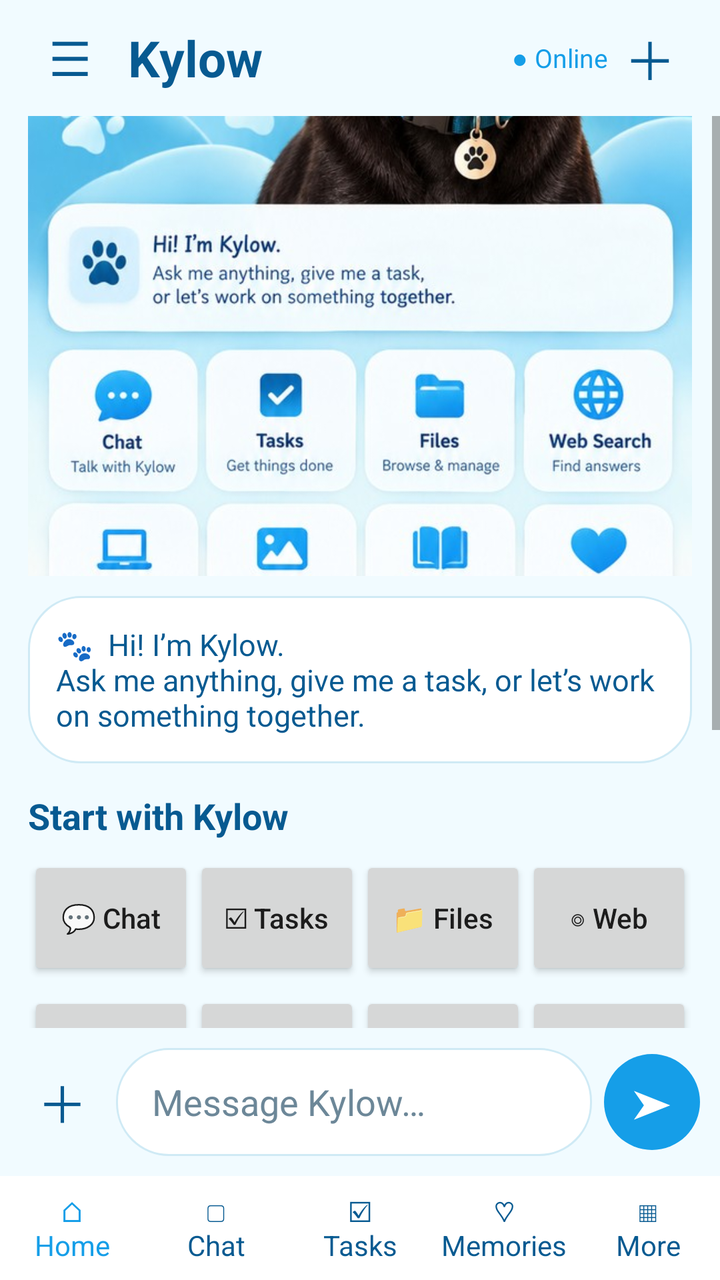
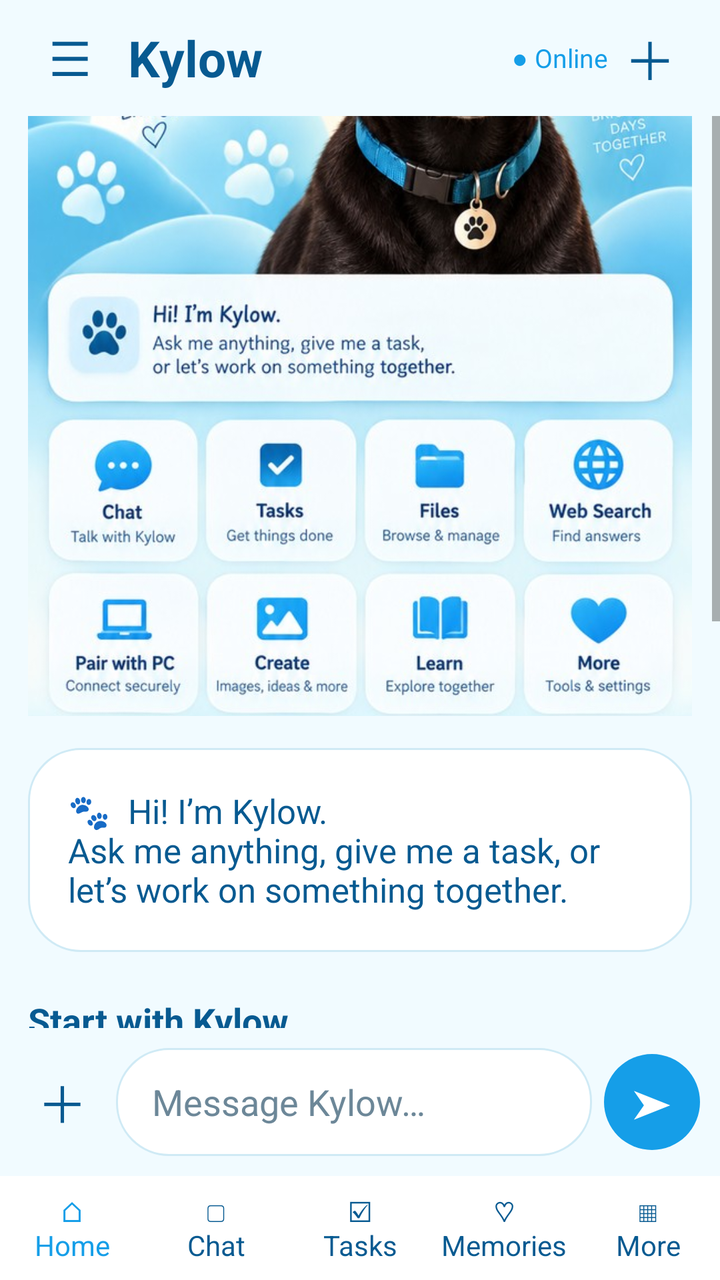

Compare the two renders of this Android layout. The source of the first and the diff that turns it into the second are given below.
<!-- AndroidManifest.xml: application theme Theme.Kylow -->
<!-- res/layout/activity_main.xml -->
<LinearLayout xmlns:android="http://schemas.android.com/apk/res/android" android:id="@+id/rootLayout" android:layout_width="match_parent" android:layout_height="match_parent" android:orientation="vertical" android:background="@color/kylow_soft">
<LinearLayout android:layout_width="match_parent" android:layout_height="58dp" android:gravity="center_vertical" android:paddingHorizontal="14dp"><TextView android:id="@+id/menuButton" android:layout_width="42dp" android:layout_height="42dp" android:gravity="center" android:text="☰" android:textSize="24sp" android:textColor="@color/kylow_ink"/><TextView android:layout_width="0dp" android:layout_height="wrap_content" android:layout_weight="1" android:text="Kylow" android:textSize="25sp" android:textStyle="bold" android:textColor="@color/kylow_ink" android:paddingStart="8dp"/><TextView android:id="@+id/status" android:layout_width="wrap_content" android:layout_height="wrap_content" android:text="● Online" android:textSize="13sp" android:textColor="@color/kylow_blue"/><TextView android:id="@+id/newChatButton" android:layout_width="42dp" android:layout_height="42dp" android:gravity="center" android:text="＋" android:textSize="26sp" android:textColor="@color/kylow_ink"/></LinearLayout>
<ScrollView android:id="@+id/chatScroll" android:layout_width="match_parent" android:layout_height="0dp" android:layout_weight="1" android:fillViewport="true"><LinearLayout android:layout_width="match_parent" android:layout_height="wrap_content" android:orientation="vertical" android:paddingHorizontal="14dp"><LinearLayout android:id="@+id/welcomePanel" android:layout_width="match_parent" android:layout_height="wrap_content" android:orientation="vertical">
<ImageView android:layout_width="match_parent" android:layout_height="230dp" android:scaleType="centerCrop" android:src="@drawable/kylow_ui_600" android:contentDescription="Kylow approved artwork"/>
<TextView android:layout_width="match_parent" android:layout_height="wrap_content" android:layout_marginTop="10dp" android:background="@drawable/kylow_composer" android:padding="14dp" android:text="🐾  Hi! I’m Kylow.\nAsk me anything, give me a task, or let’s work on something together." android:textColor="@color/kylow_ink" android:textSize="15sp"/>
<TextView android:layout_width="match_parent" android:layout_height="wrap_content" android:layout_marginTop="14dp" android:text="Start with Kylow" android:textStyle="bold" android:textSize="18sp" android:textColor="@color/kylow_ink"/>
<LinearLayout android:layout_width="match_parent" android:layout_height="wrap_content" android:orientation="horizontal" android:layout_marginTop="8dp"><Button android:id="@+id/chatHomeButton" android:layout_width="0dp" android:layout_height="62dp" android:layout_weight="1" android:text="💬 Chat" android:textAllCaps="false"/><Button android:id="@+id/tasksHomeButton" android:layout_width="0dp" android:layout_height="62dp" android:layout_weight="1" android:text="☑ Tasks" android:textAllCaps="false"/><Button android:id="@+id/filesHomeButton" android:layout_width="0dp" android:layout_height="62dp" android:layout_weight="1" android:text="📁 Files" android:textAllCaps="false"/><Button android:id="@+id/webHomeButton" android:layout_width="0dp" android:layout_height="62dp" android:layout_weight="1" android:text="◎ Web" android:textAllCaps="false"/></LinearLayout>
<LinearLayout android:layout_width="match_parent" android:layout_height="wrap_content" android:orientation="horizontal" android:layout_marginTop="6dp"><Button android:id="@+id/pcHomeButton" android:layout_width="0dp" android:layout_height="58dp" android:layout_weight="1" android:text="▣ PC" android:textAllCaps="false"/><Button android:id="@+id/createHomeButton" android:layout_width="0dp" android:layout_height="58dp" android:layout_weight="1" android:text="▧ Create" android:textAllCaps="false"/><Button android:id="@+id/learnHomeButton" android:layout_width="0dp" android:layout_height="58dp" android:layout_weight="1" android:text="▤ Learn" android:textAllCaps="false"/><Button android:id="@+id/moreHomeButton" android:layout_width="0dp" android:layout_height="58dp" android:layout_weight="1" android:text="⚙ More" android:textAllCaps="false"/></LinearLayout>
<TextView android:layout_width="match_parent" android:layout_height="wrap_content" android:layout_marginTop="14dp" android:text="Quick Actions" android:textStyle="bold" android:textSize="18sp" android:textColor="@color/kylow_ink"/>
<LinearLayout android:layout_width="match_parent" android:layout_height="wrap_content" android:orientation="horizontal" android:layout_marginTop="6dp"><Button android:id="@+id/canDoButton" android:layout_width="0dp" android:layout_height="48dp" android:layout_weight="1" android:text="What can you do?" android:textAllCaps="false"/><Button android:id="@+id/planButton" android:layout_width="0dp" android:layout_height="48dp" android:layout_weight="1" android:text="Help me plan" android:textAllCaps="false"/><Button android:id="@+id/imageButton" android:layout_width="0dp" android:layout_height="48dp" android:layout_weight="1" android:text="Create image" android:textAllCaps="false"/></LinearLayout>
<TextView android:layout_width="match_parent" android:layout_height="wrap_content" android:gravity="center" android:paddingVertical="16dp" android:text="Good People. Better Days. ♡     v0.8.0" android:textColor="@color/kylow_ink" android:textSize="13sp"/>
</LinearLayout><TextView android:id="@+id/chatText" android:layout_width="match_parent" android:layout_height="wrap_content" android:padding="8dp" android:textColor="@color/kylow_ink" android:textSize="17sp" android:lineSpacingExtra="6dp"/></LinearLayout></ScrollView>
<LinearLayout android:id="@+id/toolBar" android:layout_width="match_parent" android:layout_height="wrap_content" android:visibility="gone" android:orientation="horizontal" android:paddingHorizontal="14dp"><Button android:id="@+id/filesButton" android:layout_width="0dp" android:layout_height="44dp" android:layout_weight="1" android:text="Files" android:textAllCaps="false"/><Button android:id="@+id/webButton" android:layout_width="0dp" android:layout_height="44dp" android:layout_weight="1" android:text="Web" android:textAllCaps="false"/><Button android:id="@+id/tasksButton" android:layout_width="0dp" android:layout_height="44dp" android:layout_weight="1" android:text="Tasks" android:textAllCaps="false"/></LinearLayout>
<LinearLayout android:layout_width="match_parent" android:layout_height="wrap_content" android:gravity="center_vertical" android:padding="10dp"><TextView android:id="@+id/toolsButton" android:layout_width="42dp" android:layout_height="52dp" android:gravity="center" android:text="＋" android:textSize="25sp" android:textColor="@color/kylow_ink"/><EditText android:id="@+id/messageInput" android:layout_width="0dp" android:layout_height="wrap_content" android:minHeight="54dp" android:maxHeight="130dp" android:layout_weight="1" android:layout_marginHorizontal="6dp" android:hint="Message Kylow…" android:textColor="@color/kylow_ink" android:textColorHint="@color/kylow_muted" android:background="@drawable/kylow_composer" android:inputType="textCapSentences|textMultiLine" android:paddingHorizontal="18dp"/><TextView android:id="@+id/sendButton" android:layout_width="48dp" android:layout_height="48dp" android:gravity="center" android:background="@drawable/kylow_send" android:text="➤" android:textSize="20sp" android:textColor="@color/kylow_white"/></LinearLayout>
<LinearLayout android:layout_width="match_parent" android:layout_height="52dp" android:gravity="center" android:orientation="horizontal" android:background="@color/kylow_white"><TextView android:layout_width="0dp" android:layout_height="match_parent" android:layout_weight="1" android:gravity="center" android:text="⌂\nHome" android:textColor="@color/kylow_blue"/><TextView android:layout_width="0dp" android:layout_height="match_parent" android:layout_weight="1" android:gravity="center" android:text="▢\nChat" android:textColor="@color/kylow_ink"/><TextView android:layout_width="0dp" android:layout_height="match_parent" android:layout_weight="1" android:gravity="center" android:text="☑\nTasks" android:textColor="@color/kylow_ink"/><TextView android:layout_width="0dp" android:layout_height="match_parent" android:layout_weight="1" android:gravity="center" android:text="♡\nMemories" android:textColor="@color/kylow_ink"/><TextView android:layout_width="0dp" android:layout_height="match_parent" android:layout_weight="1" android:gravity="center" android:text="▦\nMore" android:textColor="@color/kylow_ink"/></LinearLayout>
</LinearLayout>
<!-- resources referenced by this layout -->
<resources>
  <color name="kylow_blue">#159EE8</color>
  <color name="kylow_ink">#075A91</color>
  <color name="kylow_muted">#6C8798</color>
  <color name="kylow_soft">#F1FBFF</color>
  <color name="kylow_white">#FFFFFF</color>
  <!-- drawable kylow_composer (drawable) -->
  <shape xmlns:android="http://schemas.android.com/apk/res/android" android:shape="rectangle"><solid android:color="@color/kylow_white"/><corners android:radius="26dp"/><stroke android:width="1dp" android:color="@color/kylow_border"/></shape>
  <!-- drawable kylow_send (drawable) -->
  <shape xmlns:android="http://schemas.android.com/apk/res/android" android:shape="oval"><solid android:color="@color/kylow_blue"/></shape>
  <!-- drawable kylow_ui_600: jpg bitmap (drawable-nodpi, 156897 bytes) -->
  <style name="Theme.Kylow" parent="Theme.AppCompat.DayNight.NoActionBar" />
  <color name="kylow_border">#CFEAF5</color>
</resources>

<!-- the commit's change to res/layout/activity_main.xml (unified diff, before → after) -->
@@ -1,14 +1,14 @@
 <LinearLayout xmlns:android="http://schemas.android.com/apk/res/android" android:id="@+id/rootLayout" android:layout_width="match_parent" android:layout_height="match_parent" android:orientation="vertical" android:background="@color/kylow_soft">
 <LinearLayout android:layout_width="match_parent" android:layout_height="58dp" android:gravity="center_vertical" android:paddingHorizontal="14dp"><TextView android:id="@+id/menuButton" android:layout_width="42dp" android:layout_height="42dp" android:gravity="center" android:text="☰" android:textSize="24sp" android:textColor="@color/kylow_ink"/><TextView android:layout_width="0dp" android:layout_height="wrap_content" android:layout_weight="1" android:text="Kylow" android:textSize="25sp" android:textStyle="bold" android:textColor="@color/kylow_ink" android:paddingStart="8dp"/><TextView android:id="@+id/status" android:layout_width="wrap_content" android:layout_height="wrap_content" android:text="● Online" android:textSize="13sp" android:textColor="@color/kylow_blue"/><TextView android:id="@+id/newChatButton" android:layout_width="42dp" android:layout_height="42dp" android:gravity="center" android:text="＋" android:textSize="26sp" android:textColor="@color/kylow_ink"/></LinearLayout>
 <ScrollView android:id="@+id/chatScroll" android:layout_width="match_parent" android:layout_height="0dp" android:layout_weight="1" android:fillViewport="true"><LinearLayout android:layout_width="match_parent" android:layout_height="wrap_content" android:orientation="vertical" android:paddingHorizontal="14dp"><LinearLayout android:id="@+id/welcomePanel" android:layout_width="match_parent" android:layout_height="wrap_content" android:orientation="vertical">
-<ImageView android:layout_width="match_parent" android:layout_height="230dp" android:scaleType="centerCrop" android:src="@drawable/kylow_ui_600" android:contentDescription="Kylow approved artwork"/>
-<TextView android:layout_width="match_parent" android:layout_height="wrap_content" android:layout_marginTop="10dp" android:background="@drawable/kylow_composer" android:padding="14dp" android:text="🐾  Hi! I’m Kylow.\nAsk me anything, give me a task, or let’s work on something together." android:textColor="@color/kylow_ink" android:textSize="15sp"/>
-<TextView android:layout_width="match_parent" android:layout_height="wrap_content" android:layout_marginTop="14dp" android:text="Start with Kylow" android:textStyle="bold" android:textSize="18sp" android:textColor="@color/kylow_ink"/>
-<LinearLayout android:layout_width="match_parent" android:layout_height="wrap_content" android:orientation="horizontal" android:layout_marginTop="8dp"><Button android:id="@+id/chatHomeButton" android:layout_width="0dp" android:layout_height="62dp" android:layout_weight="1" android:text="💬 Chat" android:textAllCaps="false"/><Button android:id="@+id/tasksHomeButton" android:layout_width="0dp" android:layout_height="62dp" android:layout_weight="1" android:text="☑ Tasks" android:textAllCaps="false"/><Button android:id="@+id/filesHomeButton" android:layout_width="0dp" android:layout_height="62dp" android:layout_weight="1" android:text="📁 Files" android:textAllCaps="false"/><Button android:id="@+id/webHomeButton" android:layout_width="0dp" android:layout_height="62dp" android:layout_weight="1" android:text="◎ Web" android:textAllCaps="false"/></LinearLayout>
-<LinearLayout android:layout_width="match_parent" android:layout_height="wrap_content" android:orientation="horizontal" android:layout_marginTop="6dp"><Button android:id="@+id/pcHomeButton" android:layout_width="0dp" android:layout_height="58dp" android:layout_weight="1" android:text="▣ PC" android:textAllCaps="false"/><Button android:id="@+id/createHomeButton" android:layout_width="0dp" android:layout_height="58dp" android:layout_weight="1" android:text="▧ Create" android:textAllCaps="false"/><Button android:id="@+id/learnHomeButton" android:layout_width="0dp" android:layout_height="58dp" android:layout_weight="1" android:text="▤ Learn" android:textAllCaps="false"/><Button android:id="@+id/moreHomeButton" android:layout_width="0dp" android:layout_height="58dp" android:layout_weight="1" android:text="⚙ More" android:textAllCaps="false"/></LinearLayout>
-<TextView android:layout_width="match_parent" android:layout_height="wrap_content" android:layout_marginTop="14dp" android:text="Quick Actions" android:textStyle="bold" android:textSize="18sp" android:textColor="@color/kylow_ink"/>
+<ImageView android:layout_width="match_parent" android:layout_height="300dp" android:scaleType="centerCrop" android:src="@drawable/kylow_ui_600" android:contentDescription="Kylow approved artwork"/>
+<TextView android:layout_width="match_parent" android:layout_height="wrap_content" android:layout_marginTop="16dp" android:background="@drawable/kylow_composer" android:padding="20dp" android:text="🐾  Hi! I’m Kylow.\nAsk me anything, give me a task, or let’s work on something together." android:textColor="@color/kylow_ink" android:textSize="17sp"/>
+<TextView android:layout_width="match_parent" android:layout_height="wrap_content" android:layout_marginTop="22dp" android:text="Start with Kylow" android:textStyle="bold" android:textSize="18sp" android:textColor="@color/kylow_ink"/>
+<LinearLayout android:layout_width="match_parent" android:layout_height="wrap_content" android:orientation="horizontal" android:layout_marginTop="8dp"><Button android:id="@+id/chatHomeButton" android:layout_width="0dp" android:layout_height="72dp" android:layout_weight="1" android:text="💬 Chat" android:textAllCaps="false"/><Button android:id="@+id/tasksHomeButton" android:layout_width="0dp" android:layout_height="72dp" android:layout_weight="1" android:text="☑ Tasks" android:textAllCaps="false"/><Button android:id="@+id/filesHomeButton" android:layout_width="0dp" android:layout_height="72dp" android:layout_weight="1" android:text="📁 Files" android:textAllCaps="false"/><Button android:id="@+id/webHomeButton" android:layout_width="0dp" android:layout_height="72dp" android:layout_weight="1" android:text="◎ Web" android:textAllCaps="false"/></LinearLayout>
+<LinearLayout android:layout_width="match_parent" android:layout_height="wrap_content" android:orientation="horizontal" android:layout_marginTop="6dp"><Button android:id="@+id/pcHomeButton" android:layout_width="0dp" android:layout_height="68dp" android:layout_weight="1" android:text="▣ PC" android:textAllCaps="false"/><Button android:id="@+id/createHomeButton" android:layout_width="0dp" android:layout_height="68dp" android:layout_weight="1" android:text="▧ Create" android:textAllCaps="false"/><Button android:id="@+id/learnHomeButton" android:layout_width="0dp" android:layout_height="68dp" android:layout_weight="1" android:text="▤ Learn" android:textAllCaps="false"/><Button android:id="@+id/moreHomeButton" android:layout_width="0dp" android:layout_height="68dp" android:layout_weight="1" android:text="⚙ More" android:textAllCaps="false"/></LinearLayout>
+<TextView android:layout_width="match_parent" android:layout_height="wrap_content" android:layout_marginTop="22dp" android:text="Quick Actions" android:textStyle="bold" android:textSize="18sp" android:textColor="@color/kylow_ink"/>
 <LinearLayout android:layout_width="match_parent" android:layout_height="wrap_content" android:orientation="horizontal" android:layout_marginTop="6dp"><Button android:id="@+id/canDoButton" android:layout_width="0dp" android:layout_height="48dp" android:layout_weight="1" android:text="What can you do?" android:textAllCaps="false"/><Button android:id="@+id/planButton" android:layout_width="0dp" android:layout_height="48dp" android:layout_weight="1" android:text="Help me plan" android:textAllCaps="false"/><Button android:id="@+id/imageButton" android:layout_width="0dp" android:layout_height="48dp" android:layout_weight="1" android:text="Create image" android:textAllCaps="false"/></LinearLayout>
-<TextView android:layout_width="match_parent" android:layout_height="wrap_content" android:gravity="center" android:paddingVertical="16dp" android:text="Good People. Better Days. ♡     v0.8.0" android:textColor="@color/kylow_ink" android:textSize="13sp"/>
+<TextView android:layout_width="match_parent" android:layout_height="wrap_content" android:gravity="center" android:paddingVertical="24dp" android:text="Good People. Better Days. ♡     v0.8.0" android:textColor="@color/kylow_ink" android:textSize="13sp"/>
 </LinearLayout><TextView android:id="@+id/chatText" android:layout_width="match_parent" android:layout_height="wrap_content" android:padding="8dp" android:textColor="@color/kylow_ink" android:textSize="17sp" android:lineSpacingExtra="6dp"/></LinearLayout></ScrollView>
 <LinearLayout android:id="@+id/toolBar" android:layout_width="match_parent" android:layout_height="wrap_content" android:visibility="gone" android:orientation="horizontal" android:paddingHorizontal="14dp"><Button android:id="@+id/filesButton" android:layout_width="0dp" android:layout_height="44dp" android:layout_weight="1" android:text="Files" android:textAllCaps="false"/><Button android:id="@+id/webButton" android:layout_width="0dp" android:layout_height="44dp" android:layout_weight="1" android:text="Web" android:textAllCaps="false"/><Button android:id="@+id/tasksButton" android:layout_width="0dp" android:layout_height="44dp" android:layout_weight="1" android:text="Tasks" android:textAllCaps="false"/></LinearLayout>
 <LinearLayout android:layout_width="match_parent" android:layout_height="wrap_content" android:gravity="center_vertical" android:padding="10dp"><TextView android:id="@+id/toolsButton" android:layout_width="42dp" android:layout_height="52dp" android:gravity="center" android:text="＋" android:textSize="25sp" android:textColor="@color/kylow_ink"/><EditText android:id="@+id/messageInput" android:layout_width="0dp" android:layout_height="wrap_content" android:minHeight="54dp" android:maxHeight="130dp" android:layout_weight="1" android:layout_marginHorizontal="6dp" android:hint="Message Kylow…" android:textColor="@color/kylow_ink" android:textColorHint="@color/kylow_muted" android:background="@drawable/kylow_composer" android:inputType="textCapSentences|textMultiLine" android:paddingHorizontal="18dp"/><TextView android:id="@+id/sendButton" android:layout_width="48dp" android:layout_height="48dp" android:gravity="center" android:background="@drawable/kylow_send" android:text="➤" android:textSize="20sp" android:textColor="@color/kylow_white"/></LinearLayout>
